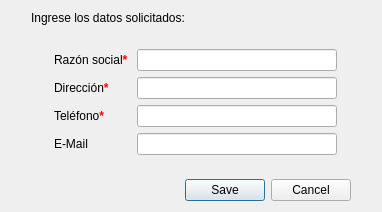
First picture: the form in windows/templates/newproveedor.ui, repository HitomiD/Proyecto-Desarrollo, before the edit.
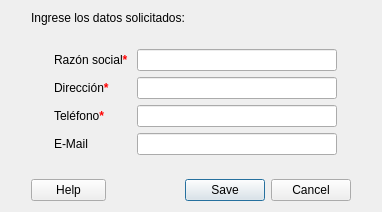
Second picture: the form after the edit. Icons and pictures are not drawn.

The edit to the form file:
```diff
--- a/windows/templates/newproveedor.ui
+++ b/windows/templates/newproveedor.ui
@@ -207,14 +207,69 @@
       </spacer>
      </item>
      <item>
-      <widget class="QDialogButtonBox" name="buttonBox">
-       <property name="orientation">
-        <enum>Qt::Horizontal</enum>
+      <layout class="QHBoxLayout" name="horizontalLayout" stretch="0,0,0,0">
+       <property name="spacing">
+        <number>6</number>
        </property>
-       <property name="standardButtons">
-        <set>QDialogButtonBox::Cancel|QDialogButtonBox::Save</set>
+       <property name="sizeConstraint">
+        <enum>QLayout::SetDefaultConstraint</enum>
        </property>
-      </widget>
+       <item>
+        <widget class="QDialogButtonBox" name="Ayuda">
+         <property name="maximumSize">
+          <size>
+           <width>75</width>
+           <height>24</height>
+          </size>
+         </property>
+         <property name="layoutDirection">
+          <enum>Qt::LeftToRight</enum>
+         </property>
+         <property name="orientation">
+          <enum>Qt::Horizontal</enum>
+         </property>
+         <property name="standardButtons">
+          <set>QDialogButtonBox::Help</set>
+         </property>
+        </widget>
+       </item>
+       <item>
+        <spacer name="horizontalSpacer_3">
+         <property name="orientation">
+          <enum>Qt::Horizontal</enum>
+         </property>
+         <property name="sizeHint" stdset="0">
+          <size>
+           <width>40</width>
+           <height>20</height>
+          </size>
+         </property>
+        </spacer>
+       </item>
+       <item>
+        <spacer name="horizontalSpacer">
+         <property name="orientation">
+          <enum>Qt::Horizontal</enum>
+         </property>
+         <property name="sizeHint" stdset="0">
+          <size>
+           <width>40</width>
+           <height>20</height>
+          </size>
+         </property>
+        </spacer>
+       </item>
+       <item>
+        <widget class="QDialogButtonBox" name="buttonBox">
+         <property name="orientation">
+          <enum>Qt::Horizontal</enum>
+         </property>
+         <property name="standardButtons">
+          <set>QDialogButtonBox::Cancel|QDialogButtonBox::Save</set>
+         </property>
+        </widget>
+       </item>
+      </layout>
      </item>
     </layout>
    </item>
```
